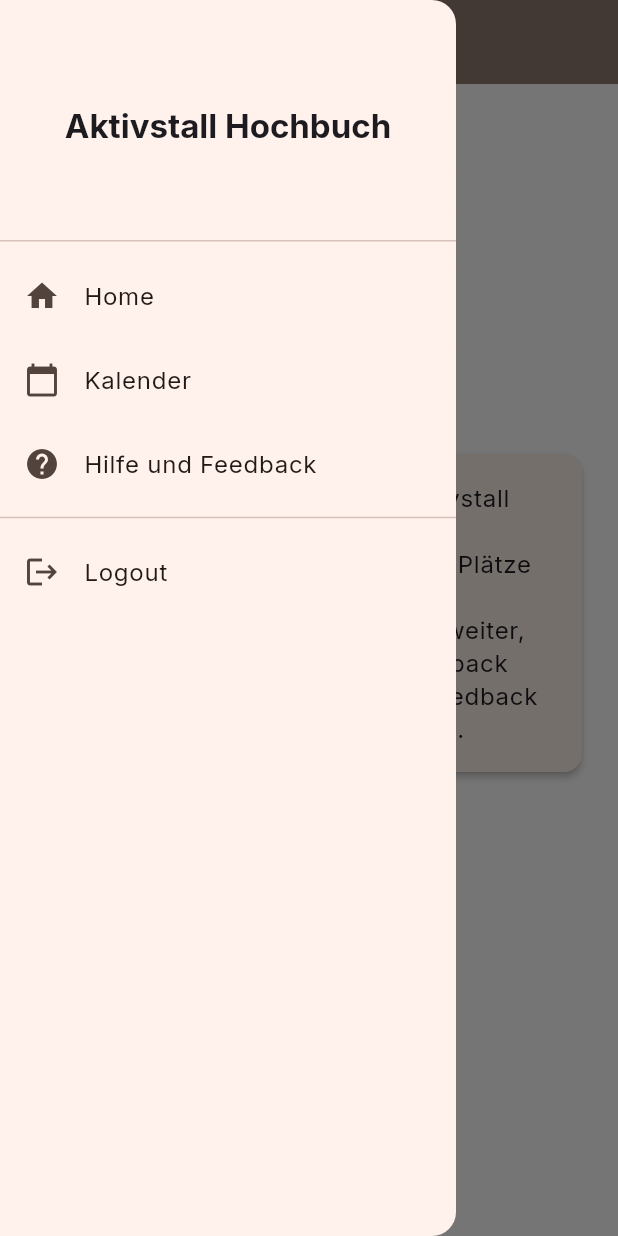
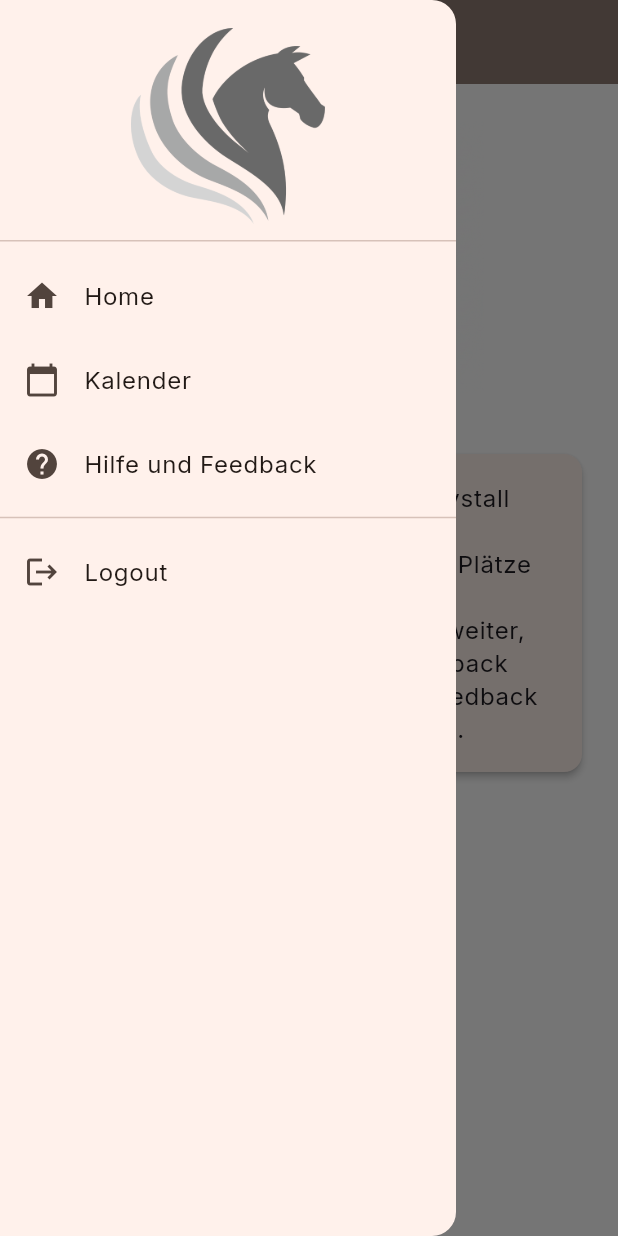
Before and after one commit to HydraHash/Aktivstall-Hochbuch, a Flutter app: the HomeScreen screen opened directly, with the side drawer open, on a phone screen of 412 x 824 dp. Run offline on Flutter 3.47's test engine with Material 3 defaults, Android fonts, the light colour scheme and no system bars; our stand-ins replace flutter_secure_storage, google_fonts, shared_preferences, table_calendar; accounts and stored records are empty.

Commit message:
Changed icon for menu drawer

```diff
--- a/lib/screens/home_screen.dart
+++ b/lib/screens/home_screen.dart
@@ -27,7 +27,7 @@ class _HomeScreenState extends State<HomeScreen> {
         child: SafeArea(
           child: ListView(
             children: [
-              DrawerHeader(child: Center(child: Text(Brand.appName, style: Theme.of(context).textTheme.titleLarge))),
+              DrawerHeader(child: Center(child: Image.asset('assets/icon.png'))),
               ListTile(leading: const Icon(Icons.home), title: const Text("Home"), onTap: () => Navigator.pop(context)),
               ListTile(leading: const Icon(Icons.calendar_today), title: const Text("Kalender"), onTap: () => Navigator.push(context, MaterialPageRoute(builder: (_) => const CalendarScreen()))),
               ListTile(leading: const Icon(Icons.help), title: const Text("Hilfe und Feedback"), onTap: () => Navigator.push(context, MaterialPageRoute(builder: (_) => const HelpScreen()))),
```
Also changed, not shown: assets/icon.png.
